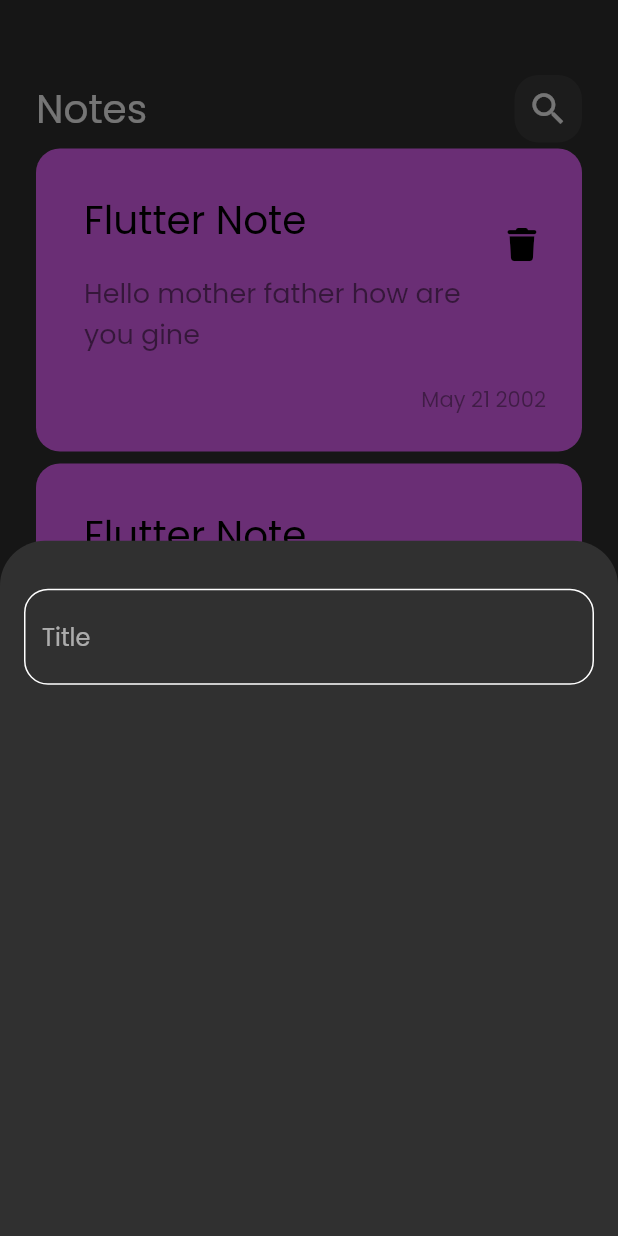
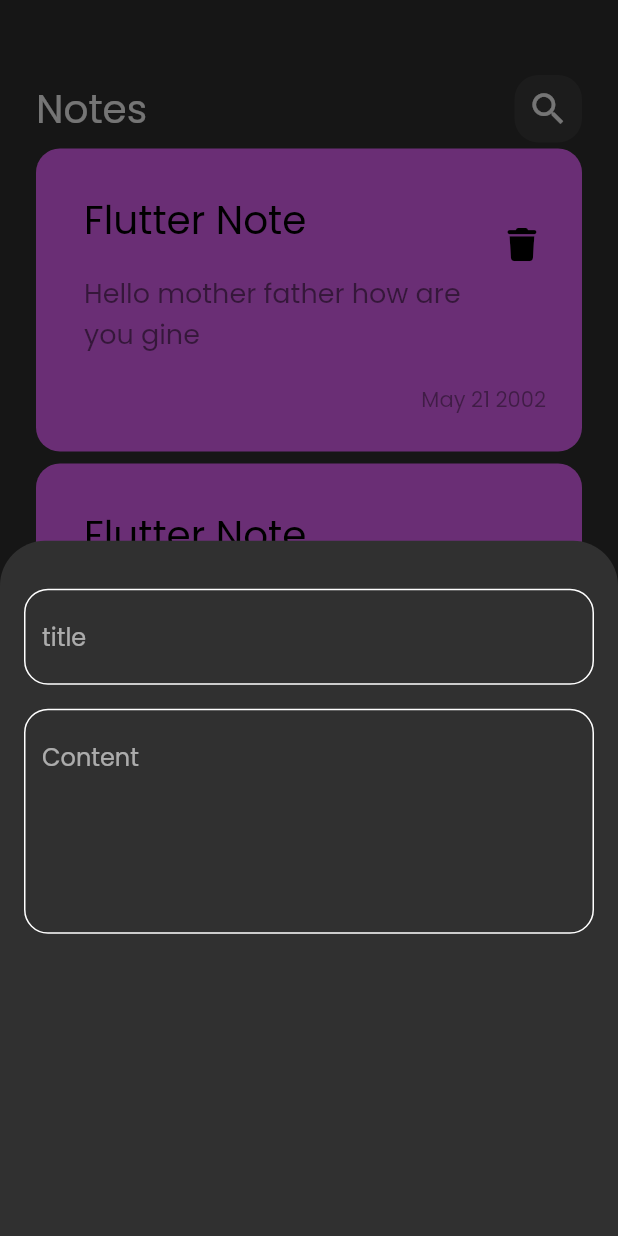
Before and after one commit to AliAshour2/Note, a Flutter app: the screen it shows after launch, after a tap on the "add" icon, on a phone screen of 412 x 824 dp. Run offline on Flutter 3.47's test engine with Material 2 defaults, Android fonts, the phone set to English and light mode, and no system bars; our stand-ins replace font_awesome_flutter.

Commit message:
add fields to bottom sheet

```diff
--- a/lib/views/widgets/bottomsheet.dart
+++ b/lib/views/widgets/bottomsheet.dart
@@ -10,8 +10,14 @@ class AddNoteBottomSheet extends StatelessWidget {
       padding: const EdgeInsets.symmetric(horizontal: 16),
       child: Column(
         children: [
-            SizedBox(height: 32,),
-            CustomTextField(),
+          SizedBox(
+            height: 32,
+          ),
+          CustomTextField(
+            hint: "title",
+          ),
+          SizedBox(height: 16,),
+          CustomTextField(hint: "Content" , maxLines: 5,)
         ],
       ),
     );
--- a/lib/views/widgets/custom_text_filed.dart
+++ b/lib/views/widgets/custom_text_filed.dart
@@ -2,28 +2,29 @@ import 'package:flutter/material.dart';
 import 'package:note/constants.dart';
 
 class CustomTextField extends StatelessWidget {
-  const CustomTextField({super.key});
+  const CustomTextField({super.key,  required this.hint,  this.maxLines =1});
+
+  final String hint;
+  final int maxLines;
 
   @override
   Widget build(BuildContext context) {
     return TextField(
       cursorColor: kPrimaryColor,
+      maxLines: maxLines,
       decoration: InputDecoration(
-        hintText: "Title",
-
+        hintText: hint,
         border: buildBorder(),
         enabledBorder: buildBorder(),
         focusedBorder: buildBorder(kPrimaryColor),
       ),
     );
-
   }
 
   OutlineInputBorder buildBorder([color]) {
     return OutlineInputBorder(
-        borderRadius: BorderRadius.circular(16),
-        borderSide: BorderSide(color : color ??Colors.white),
-
-      );
+      borderRadius: BorderRadius.circular(16),
+      borderSide: BorderSide(color: color ?? Colors.white),
+    );
   }
 }
```
